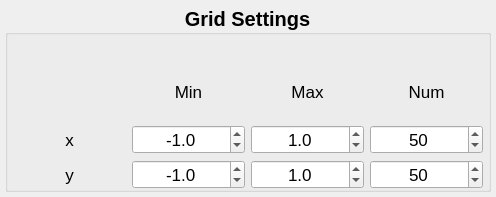
This is dirac/gui/mainwindow/gridsettings/grid_group_box.ui in brands-d/Dirac as Qt 5 draws it before an edit. The edited form follows.
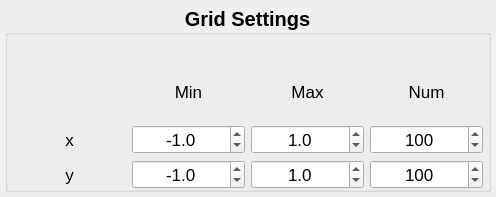
This is the edited form.

```diff
--- a/dirac/gui/mainwindow/gridsettings/grid_group_box.ui
+++ b/dirac/gui/mainwindow/gridsettings/grid_group_box.ui
@@ -184,7 +184,7 @@
          <number>2</number>
         </property>
         <property name="value">
-         <number>50</number>
+         <number>100</number>
         </property>
        </widget>
       </item>
@@ -214,7 +214,7 @@
          <number>2</number>
         </property>
         <property name="value">
-         <number>50</number>
+         <number>100</number>
         </property>
        </widget>
       </item>
```
